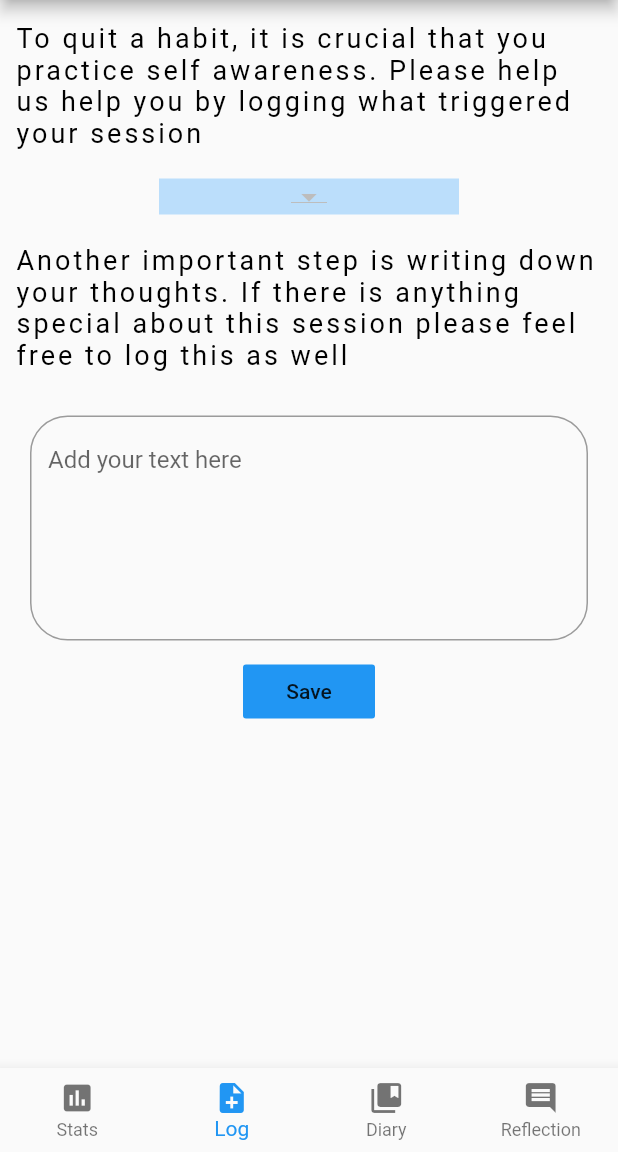
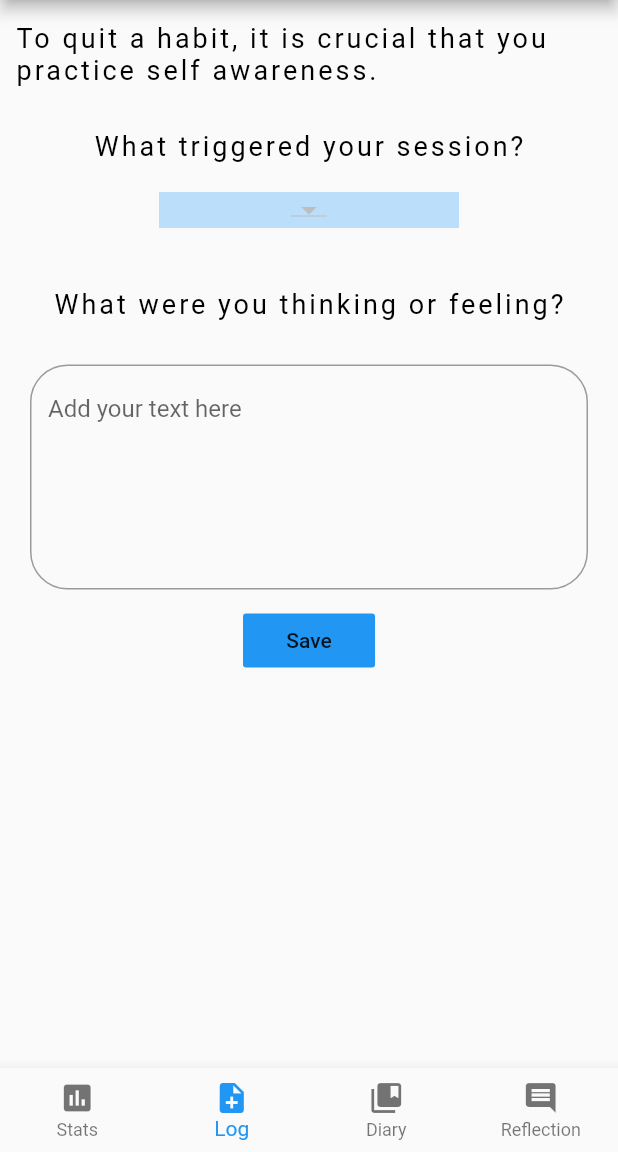
Before and after one commit to irfanyusra/Puffaway, a Flutter app: the screen it shows once a user with an empty profile is signed in, item 2 of the bottom bar chosen, on a phone screen of 412 x 824 dp, the part 84-1236 px from its top. Run offline on Flutter 3.47's test engine with Material 2 defaults, Android fonts, the phone set to English and light mode, and no system bars; our stand-ins replace charts_flutter, cloud_firestore, firebase_auth, flutter_spinkit, table_calendar, timeago; accounts and stored records are empty.

Commit message:
made it less wordy

```diff
--- a/vape_app/lib/Logs/logs_page_helper.dart
+++ b/vape_app/lib/Logs/logs_page_helper.dart
@@ -97,7 +97,20 @@ class LogsPageHelperState extends State<LogsPageHelper> {
             children: <Widget>[
               Container(
                 child: Text(
-                  'To quit a habit, it is crucial that you practice self awareness. Please help us help you by logging what triggered your session',
+                  'To quit a habit, it is crucial that you practice self awareness.',
+                  style: TextStyle(
+                    color: Colors.black,
+                    letterSpacing: 2.0,
+                    fontSize: 18,
+                  ),
+                ),
+              ),
+              SizedBox(
+                height: 30.0,
+              ),
+              Container(
+                child: Text(
+                  'What triggered your session?',
                   style: TextStyle(
                     color: Colors.black,
                     letterSpacing: 2.0,
@@ -123,11 +136,11 @@ class LogsPageHelperState extends State<LogsPageHelper> {
                 color: Colors.blue[100],
               ),
               SizedBox(
-                height: 20.0,
+                height: 40.0,
               ),
               Container(
                 child: Text(
-                  'Another important step is writing down your thoughts. If there is anything special about this session please feel free to log this as well',
+                  'What were you thinking or feeling?', //If there is anything special about this session please feel free to log this as well
                   style: TextStyle(
                     color: Colors.black,
                     letterSpacing: 2.0,
--- a/vape_app/lib/Reflections/reflections_page.dart
+++ b/vape_app/lib/Reflections/reflections_page.dart
@@ -49,7 +49,7 @@ class _ReflectionsState extends State<Reflections> {
             children: <Widget>[
               Container(
                 child: Text(
-                  'Every so often we need to revalue the things we do in our lives. Please take this time to write your thoughts about the prompts below',
+                  'Every so often we need to revalue the things we do in our lives.', //Please take this time to write your thoughts about the prompts below
                   style: TextStyle(
                     color: Colors.black,
                     letterSpacing: 2.0,
@@ -58,7 +58,7 @@ class _ReflectionsState extends State<Reflections> {
                 ),
               ),
               SizedBox(
-                height: 15.0,
+                height: 30.0,
               ),
               Container(
                 child: Text(
@@ -105,7 +105,7 @@ class _ReflectionsState extends State<Reflections> {
                 ),
               ),
               SizedBox(
-                height: 10.0,
+                height: 20.0,
               ),
               Container(
                 child: Padding(
```
